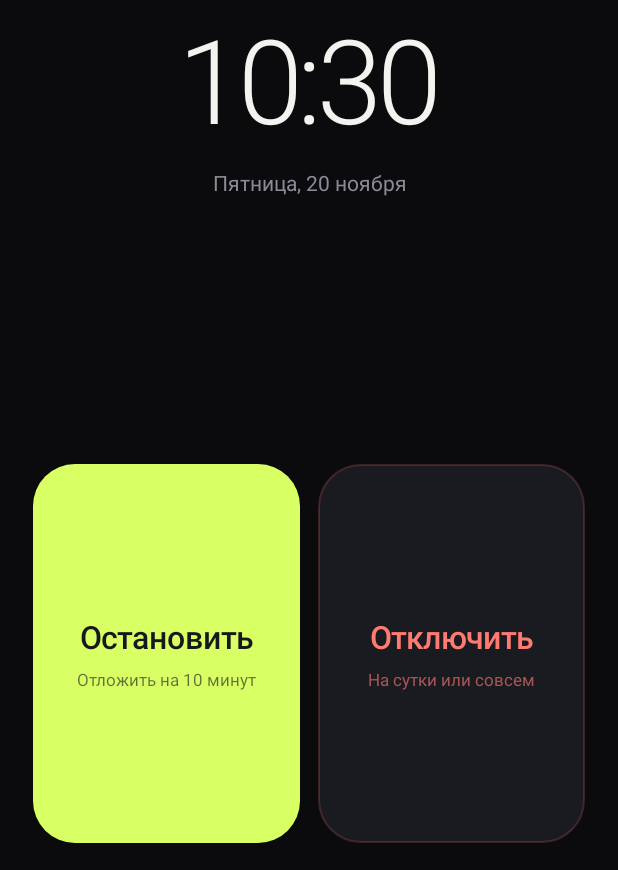
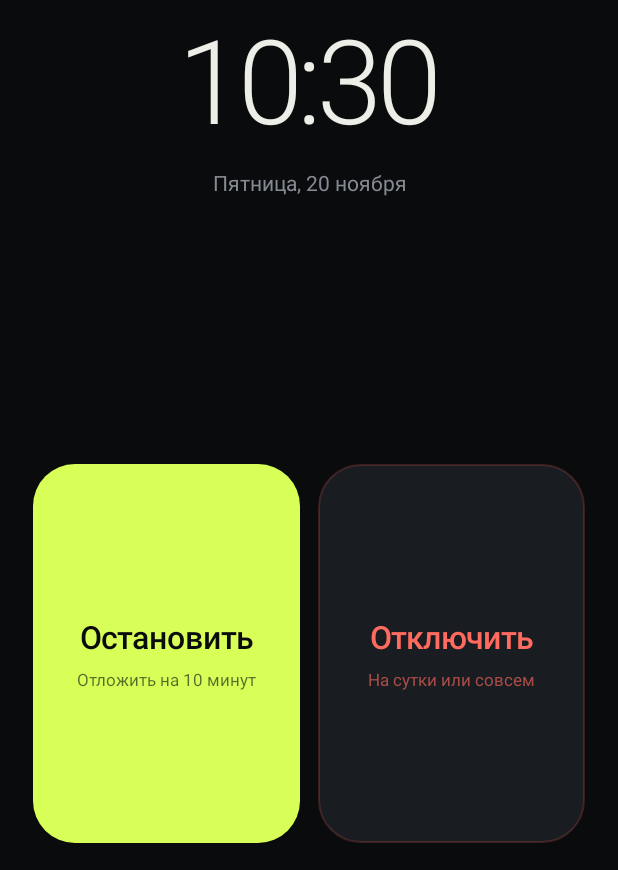
Before and after one commit to lyukmanovsergey2-creator/alarm-clock, an Android app: the RingActivity screen opened directly, with no data from a screen before it, on a phone screen of 412 x 824 dp, the part 366-1236 px from its top. Run offline under Robolectric (Android 15) with nearby library versions, the phone set to English and light mode, and no system bars; 1 statement that could not run was skipped.

Commit message:
2.12: тема «Пульт» — моно-цифры, шкала суток под часами с меткой ближайшего будильника, компактные радиусы; светлое исполнение с голубым акцентом

```diff
--- a/app/src/main/java/ru/alarm/clean/RingActivity.java
+++ b/app/src/main/java/ru/alarm/clean/RingActivity.java
@@ -28,13 +28,13 @@ import java.util.Random;
 public class RingActivity extends Activity {
 
     /* Палитра: подменяется в onCreate, если в настройках выбрана светлая тема. */
-    private static int BG = Color.parseColor("#0B0B0E");
-    private static int TEXT = Color.parseColor("#F4F3EF");
-    private static int MUTED = Color.parseColor("#8B8B96");
-    private static int ACCENT = Color.parseColor("#D8FF63");
-    private static int DANGER = Color.parseColor("#FF7B72");
+    private static int BG = Color.parseColor("#0A0B0D");
+    private static int TEXT = Color.parseColor("#ECEEE7");
+    private static int MUTED = Color.parseColor("#868B93");
+    private static int ACCENT = Color.parseColor("#D7FF57");
+    private static int DANGER = Color.parseColor("#FF6B5E");
     /* Тёмные чернила на акцентных кнопках, фон и обводка клавиш «Отключить»/клавиатуры. */
-    private static int ON_ACCENT = Color.parseColor("#0B0B0E");
+    private static int ON_ACCENT = Color.parseColor("#0A0B0D");
     private static int KEY_BG = Color.parseColor("#1A1A21");
     private static int DISABLE_BG = Color.parseColor("#1A1A21");
     private static int DISABLE_STROKE = Color.parseColor("#33FF7B72");
@@ -121,22 +121,22 @@ public class RingActivity extends Activity {
 
     private void applyPalette(boolean light) {
         if (light) {
-            BG = Color.parseColor("#F4F4F0");
-            TEXT = Color.parseColor("#1C1D22");
-            MUTED = Color.parseColor("#66676F");
-            ACCENT = Color.parseColor("#B5E332");
-            DANGER = Color.parseColor("#C94B42");
+            BG = Color.parseColor("#EDEFF0");
+            TEXT = Color.parseColor("#121419");
+            MUTED = Color.parseColor("#5C626B");
+            ACCENT = Color.parseColor("#2E8EF0");
+            DANGER = Color.parseColor("#C0392B");
         } else {
-            BG = Color.parseColor("#0B0B0E");
-            TEXT = Color.parseColor("#F4F3EF");
-            MUTED = Color.parseColor("#8B8B96");
-            ACCENT = Color.parseColor("#D8FF63");
-            DANGER = Color.parseColor("#FF7B72");
+            BG = Color.parseColor("#0A0B0D");
+            TEXT = Color.parseColor("#ECEEE7");
+            MUTED = Color.parseColor("#868B93");
+            ACCENT = Color.parseColor("#D7FF57");
+            DANGER = Color.parseColor("#FF6B5E");
         }
-        ON_ACCENT = Color.parseColor("#17181C");
-        KEY_BG = light ? Color.parseColor("#E7E8E1") : Color.parseColor("#1A1A21");
-        DISABLE_BG = light ? Color.parseColor("#FDFCF8") : Color.parseColor("#1A1A21");
-        DISABLE_STROKE = light ? Color.parseColor("#4DC94B42") : Color.parseColor("#33FF7B72");
+        ON_ACCENT = Color.parseColor(light ? "#FFFFFF" : "#0A0B0D");
+        KEY_BG = light ? Color.parseColor("#E3E6E8") : Color.parseColor("#191C21");
+        DISABLE_BG = light ? Color.parseColor("#FFFFFF") : Color.parseColor("#191C21");
+        DISABLE_STROKE = light ? Color.parseColor("#4DC0392B") : Color.parseColor("#33FF6B5E");
     }
 
     private View buildInterface() {
```
Also changed, not shown: app/src/main/java/ru/alarm/clean/MainActivity.java (+4 -4 lines), 4 other files.
